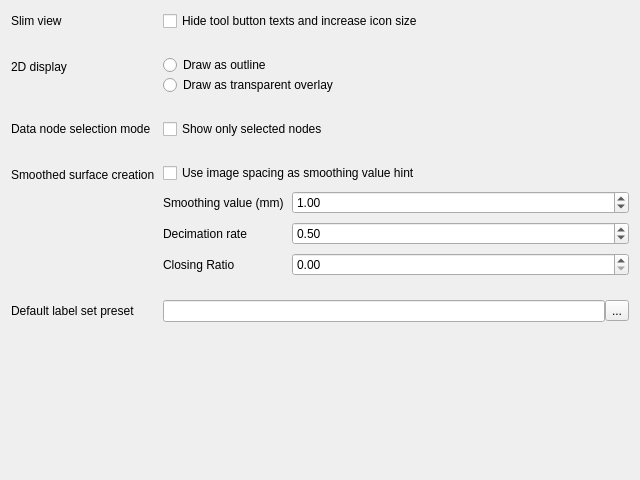
Qt form Plugins/org.mitk.gui.qt.segmentation/src/QmitkSegmentationPreferencePageControls.ui (MITK/MITK) before a commit.
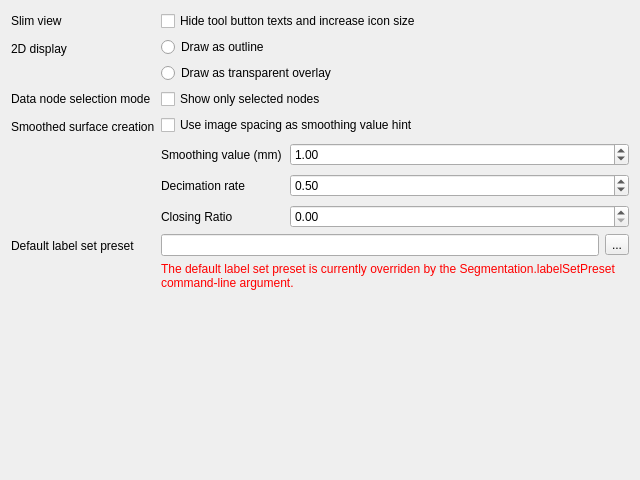
The same form after that commit.

Commit message: Show hint if the label set preset is overriden by command-line argument

```diff
--- a/Plugins/org.mitk.gui.qt.segmentation/src/QmitkSegmentationPreferencePageControls.ui
+++ b/Plugins/org.mitk.gui.qt.segmentation/src/QmitkSegmentationPreferencePageControls.ui
@@ -14,12 +14,6 @@
    <string>Form</string>
   </property>
   <layout class="QFormLayout" name="formLayout">
-   <property name="horizontalSpacing">
-    <number>8</number>
-   </property>
-   <property name="verticalSpacing">
-    <number>24</number>
-   </property>
    <item row="0" column="0">
     <widget class="QLabel" name="slimViewLabel">
      <property name="text">
@@ -174,21 +168,34 @@
     </widget>
    </item>
    <item row="4" column="1">
-    <layout class="QHBoxLayout" name="horizontalLayout">
-     <item>
+    <layout class="QGridLayout" name="gridLayout">
+     <item row="0" column="0">
       <widget class="QLineEdit" name="labelSetPresetLineEdit">
        <property name="clearButtonEnabled">
         <bool>true</bool>
        </property>
       </widget>
      </item>
-     <item>
+     <item row="0" column="1">
       <widget class="QToolButton" name="labelSetPresetToolButton">
        <property name="text">
         <string>...</string>
        </property>
       </widget>
      </item>
+     <item row="1" column="0" colspan="2">
+      <widget class="QLabel" name="labelSetPresetCmdLineArgLabel">
+       <property name="text">
+        <string>&lt;html&gt;&lt;head/&gt;&lt;body&gt;&lt;p&gt;&lt;span style=&quot; color:#ff0000;&quot;&gt;The default label set preset is currently overriden by the &lt;/span&gt;&lt;span style=&quot; font-family:'Courier New'; color:#ff0000;&quot;&gt;Segmentation.labelSetPreset&lt;/span&gt;&lt;span style=&quot; color:#ff0000;&quot;&gt; command-line argument.&lt;/span&gt;&lt;/p&gt;&lt;/body&gt;&lt;/html&gt;</string>
+       </property>
+       <property name="textFormat">
+        <enum>Qt::RichText</enum>
+       </property>
+       <property name="wordWrap">
+        <bool>true</bool>
+       </property>
+      </widget>
+     </item>
     </layout>
    </item>
   </layout>
```
The commit also changes 1 other file.
